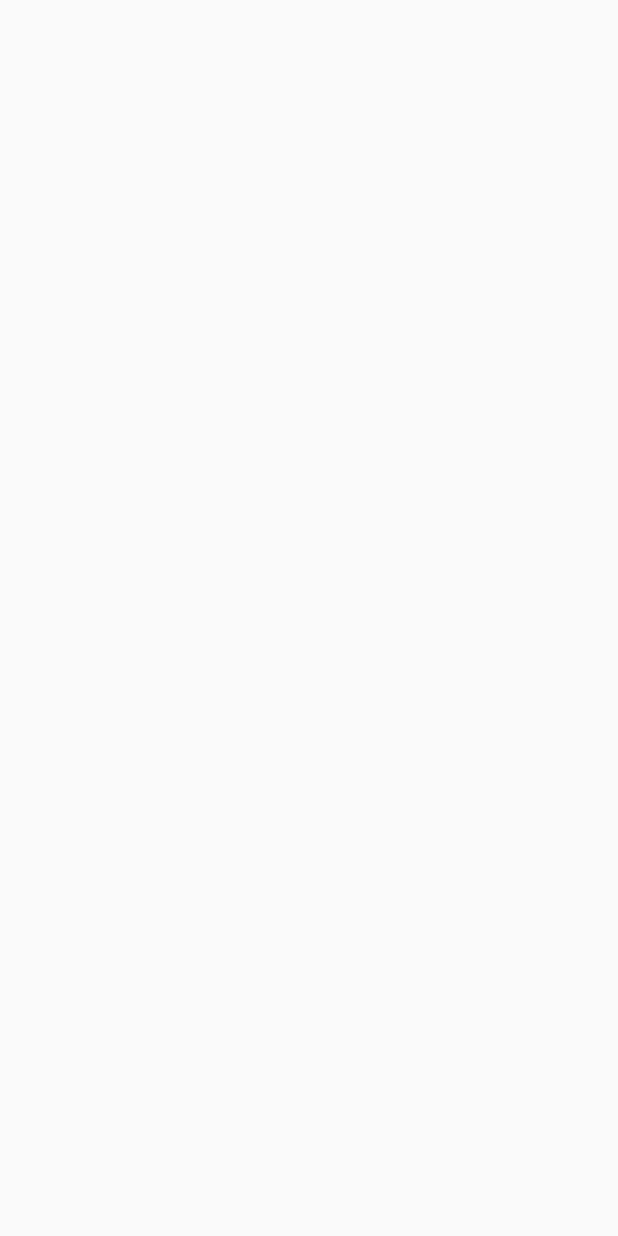
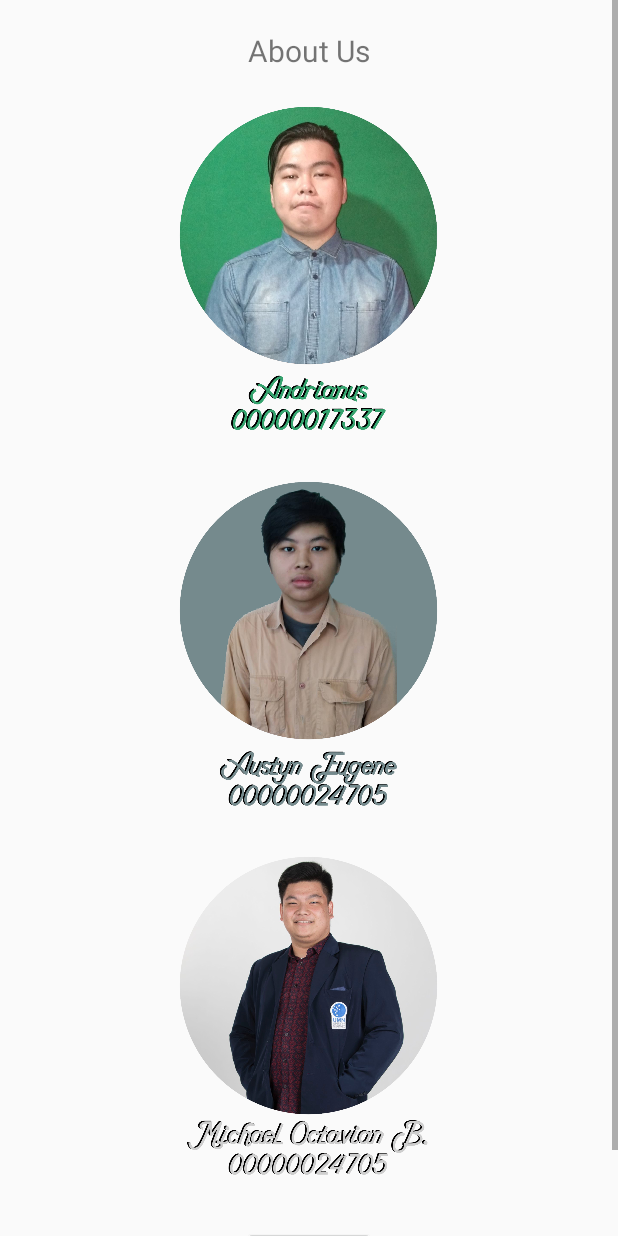
Before and after one commit to andrichia/ProjectCLaM, an Android app: the AboutUsActivity screen opened directly, with no data from a screen before it, on a phone screen of 412 x 824 dp. Before the commit the screen is empty. Run offline under Robolectric (Android 15) with nearby library versions, the phone set to English and light mode, and no system bars.

Commit message:
About Us Activity
make about us activity
add drawable for picAndri, picEugene, picMichael
change the apps logo to drawable clam.png
change the apps name to CLaM

```diff
--- a/app/src/main/AndroidManifest.xml
+++ b/app/src/main/AndroidManifest.xml
@@ -14,9 +14,9 @@
 
     <application
         android:allowBackup="true"
-        android:icon="@mipmap/ic_launcher"
+        android:icon="@drawable/clam"
         android:label="@string/app_name"
-        android:roundIcon="@mipmap/ic_launcher_round"
+        android:roundIcon="@drawable/clam"
         android:supportsRtl="true"
         android:theme="@style/AppTheme">
         <activity android:name=".CreateActivity"></activity>
--- a/app/src/main/java/id/ac/umn/projectclam/AboutUsActivity.java
+++ b/app/src/main/java/id/ac/umn/projectclam/AboutUsActivity.java
@@ -2,13 +2,27 @@ package id.ac.umn.projectclam;
 
 import androidx.appcompat.app.AppCompatActivity;
 
+import android.content.Intent;
 import android.os.Bundle;
+import android.view.View;
+import android.widget.Button;
 
 public class AboutUsActivity extends AppCompatActivity {
+
+    Button btnBack;
 
     @Override
     protected void onCreate(Bundle savedInstanceState) {
         super.onCreate(savedInstanceState);
         setContentView(R.layout.activity_about_us);
+        btnBack = findViewById(R.id.btnBack);
+
+        btnBack.setOnClickListener(new View.OnClickListener() {
+            @Override
+            public void onClick(View v) {
+                Intent mainActivityIntent = new Intent(AboutUsActivity.this, MainActivity.class);
+                startActivity(mainActivityIntent);
+            }
+        });
     }
 }
--- a/app/src/main/res/layout/activity_about_us.xml
+++ b/app/src/main/res/layout/activity_about_us.xml
@@ -1,9 +1,51 @@
 <?xml version="1.0" encoding="utf-8"?>
-<androidx.constraintlayout.widget.ConstraintLayout xmlns:android="http://schemas.android.com/apk/res/android"
+<ScrollView xmlns:android="http://schemas.android.com/apk/res/android"
     xmlns:app="http://schemas.android.com/apk/res-auto"
     xmlns:tools="http://schemas.android.com/tools"
     android:layout_width="match_parent"
     android:layout_height="match_parent"
     tools:context=".AboutUsActivity">
 
-</androidx.constraintlayout.widget.ConstraintLayout>
+    <LinearLayout
+        android:layout_width="match_parent"
+        android:layout_height="match_parent"
+        android:orientation="vertical"
+        android:gravity="center"
+        android:paddingTop="20sp"
+        android:paddingBottom="20sp">
+
+        <TextView
+            android:id="@+id/txtAboutUs"
+            android:layout_width="wrap_content"
+            android:layout_height="wrap_content"
+            android:textSize="20sp"
+            android:text="About Us"
+            android:paddingBottom="20dp"/>
+
+        <ImageView
+            android:id="@+id/picAndri"
+            android:layout_width="250dp"
+            android:layout_height="250dp"
+            android:src="@drawable/andri"/>
+
+        <ImageView
+            android:id="@+id/picEugene"
+            android:layout_width="250dp"
+            android:layout_height="250dp"
+            android:src="@drawable/eugene"/>
+
+        <ImageView
+            android:id="@+id/picMichael"
+            android:layout_width="250dp"
+            android:layout_height="250dp"
+            android:src="@drawable/michael"/>
+
+        <Button
+            android:id="@+id/btnBack"
+            android:layout_width="wrap_content"
+            android:layout_height="wrap_content"
+            android:text="BACK"/>
+
+    </LinearLayout>
+
+</ScrollView>
--- a/app/src/main/res/values/strings.xml
+++ b/app/src/main/res/values/strings.xml
@@ -1,6 +1,6 @@
 <resources>
-    <string name="app_name">Project CLaM</string>
-    <string name="map_key" translatable="false">ENTER_KEY_HERE</string>
+    <string name="app_name">CLaM</string>
+    <string name="map_key" translatable="false">YOUR_KEY_HERE</string>
     <string name="navigation_drawer_open">Open navigation drawer</string>
     <string name="navigation_drawer_close">Close navigation drawer</string>
 </resources>
```
Also changed, not shown: app/src/main/res/drawable/andri.png (added), app/src/main/res/drawable/eugene.png (added), app/src/main/res/drawable/michael.png (added).
